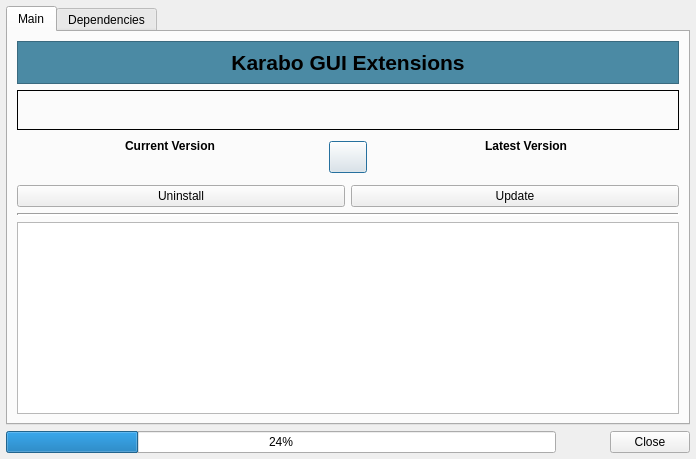
Above: src/pythonGui/karabogui/dialogs/ui/update_dialog.ui from European-XFEL/Karabo before the change. Below: the same form after it.
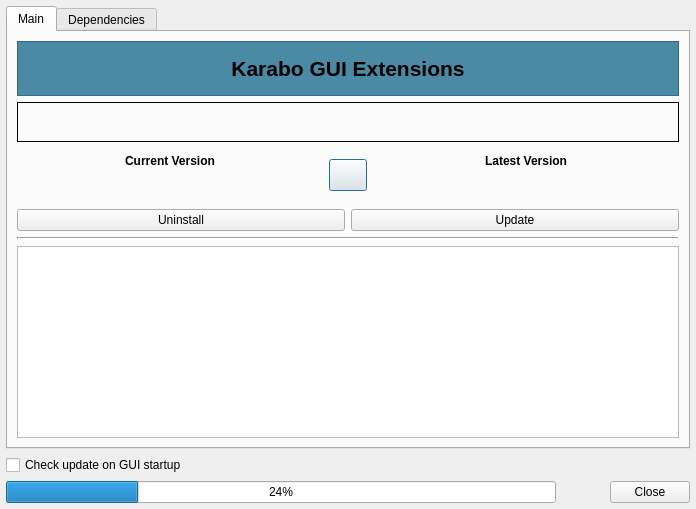
That is the form after the change. Custom widgets are drawn as their Qt base class.

Commit message: feat(GUI): When a newer guiextensions available broadcast on GUI startup

Diff of the .ui file:
```diff
--- a/src/pythonGui/karabogui/dialogs/ui/update_dialog.ui
+++ b/src/pythonGui/karabogui/dialogs/ui/update_dialog.ui
@@ -7,7 +7,7 @@
     <x>0</x>
     <y>0</y>
     <width>696</width>
-    <height>459</height>
+    <height>509</height>
    </rect>
   </property>
   <property name="sizePolicy">
@@ -306,6 +306,13 @@
      </widget>
     </widget>
    </item>
+   <item>
+    <widget class="QCheckBox" name="look_for_update">
+     <property name="text">
+      <string>Check update on GUI startup</string>
+     </property>
+    </widget>
+   </item>
    <item>
     <layout class="QHBoxLayout" name="horizontalLayout_3">
      <property name="spacing">
```
The commit also changes 7 other files.
